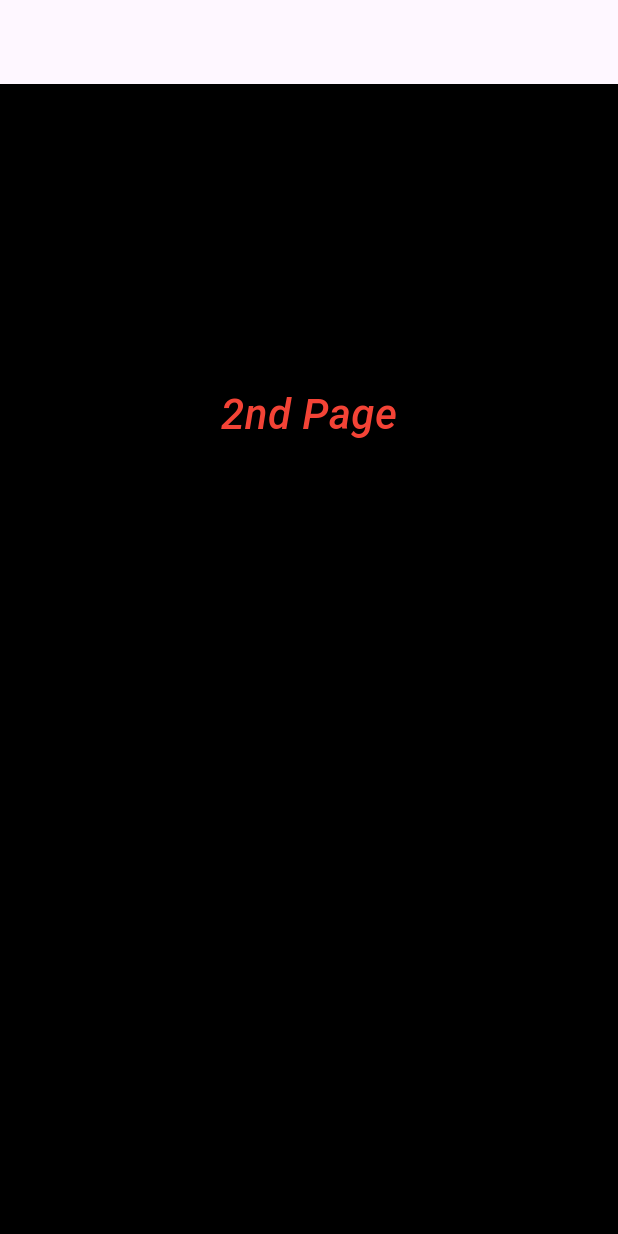
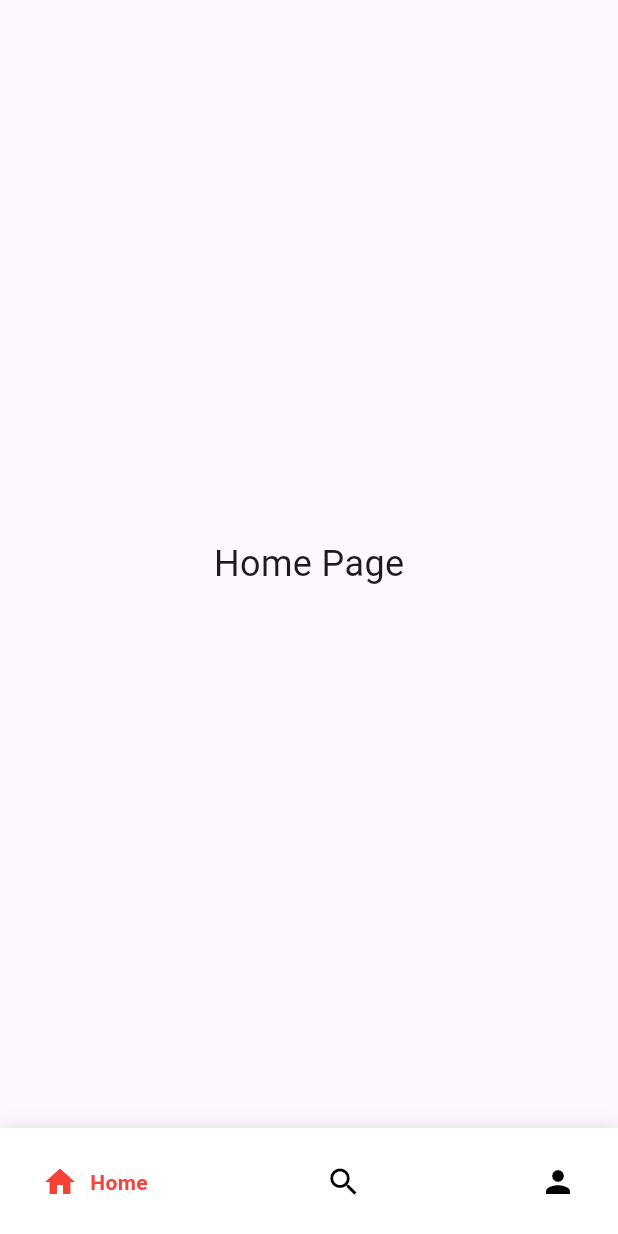
Before and after one commit to Shaown292/batch4_flutter, a Flutter app: the screen it shows after launch, on a phone screen of 412 x 824 dp. Run offline on Flutter 3.47's test engine with Material 3 defaults, Android fonts, the phone set to English and light mode, and no system bars; drawn by our look-alikes of google_nav_bar; our stand-ins replace google_fonts; Roboto replaces fonts that are missing (Abel).

```diff
--- /dev/null
+++ b/lib/my_home.dart
@@ -0,0 +1,84 @@
+import 'package:flutter/material.dart';
+import 'package:google_nav_bar/google_nav_bar.dart';
+
+void main() {
+  runApp(const MyApp());
+}
+
+class MyApp extends StatelessWidget {
+  const MyApp({super.key});
+
+  @override
+  Widget build(BuildContext context) {
+    return MaterialApp(
+      debugShowCheckedModeBanner: false,
+      title: 'Package Bottom Nav',
+      home: const HomeScreen(),
+    );
+  }
+}
+
+class HomeScreen extends StatefulWidget {
+  const HomeScreen({super.key});
+
+  @override
+  State<HomeScreen> createState() => _HomeScreenState();
+}
+
+class _HomeScreenState extends State<HomeScreen> {
+  int currentIndex = 0;
+
+  final pages = const [
+    Center(child: Text("Home Page", style: TextStyle(fontSize: 24))),
+    Center(child: Text("Search Page", style: TextStyle(fontSize: 24))),
+    Center(child: Text("Profile Page", style: TextStyle(fontSize: 24))),
+  ];
+
+  @override
+  Widget build(BuildContext context) {
+    return Scaffold(
+      body: pages[currentIndex],
+
+      /// PACKAGE BOTTOM NAV
+      bottomNavigationBar: Container(
+        padding: const EdgeInsets.symmetric(horizontal: 16, vertical: 12),
+        decoration: const BoxDecoration(
+          color: Colors.white,
+          boxShadow: [
+            BoxShadow(
+              blurRadius: 10,
+              color: Colors.black12,
+            ),
+          ],
+        ),
+        child: GNav(
+          selectedIndex: currentIndex,
+          gap: 8,
+          padding: const EdgeInsets.all(12),
+          activeColor: Colors.red,
+          tabBackgroundColor: Colors.white,
+          color: Colors.black,
+          onTabChange: (index) {
+            setState(() {
+              currentIndex = index;
+            });
+          },
+          tabs: const [
+            GButton(
+              icon: Icons.home,
+              text: 'Home',
+            ),
+            GButton(
+              icon: Icons.search,
+              text: 'Search',
+            ),
+            GButton(
+              icon: Icons.person,
+              text: 'Profile',
+            ),
+          ],
+        ),
+      ),
+    );
+  }
+}
--- a/pubspec.yaml
+++ b/pubspec.yaml
@@ -35,6 +35,7 @@ dependencies:
   # Use with the CupertinoIcons class for iOS style icons.
   cupertino_icons: ^1.0.8
   google_fonts: ^6.3.2
+  google_nav_bar: ^5.0.6
 
 dev_dependencies:
   flutter_test:
@@ -59,8 +60,8 @@ flutter:
   uses-material-design: true
 
   # To add assets to your application, add an assets section, like this:
-  assets:
-    - assets/images/
+#  assets:
+#    - assets/images/
 
 
   # An image asset can refer to one or more resolution-specific "variants", see
```
Also changed, not shown: lib/main.dart (+5 -110 lines), pubspec.lock.
